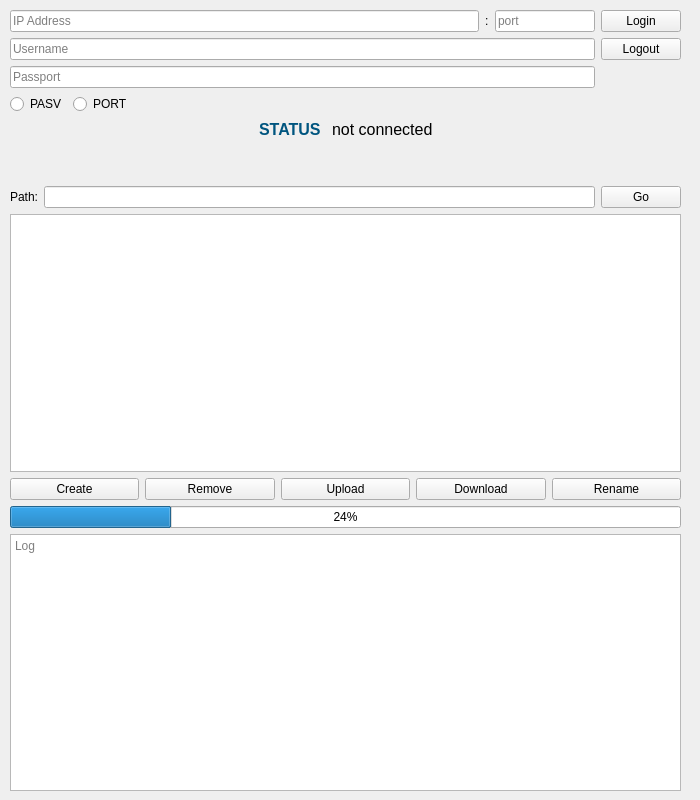
Before: the Qt Designer form tcp/client/form.ui in Kurzheck/FTP_project, drawn with Qt 5.
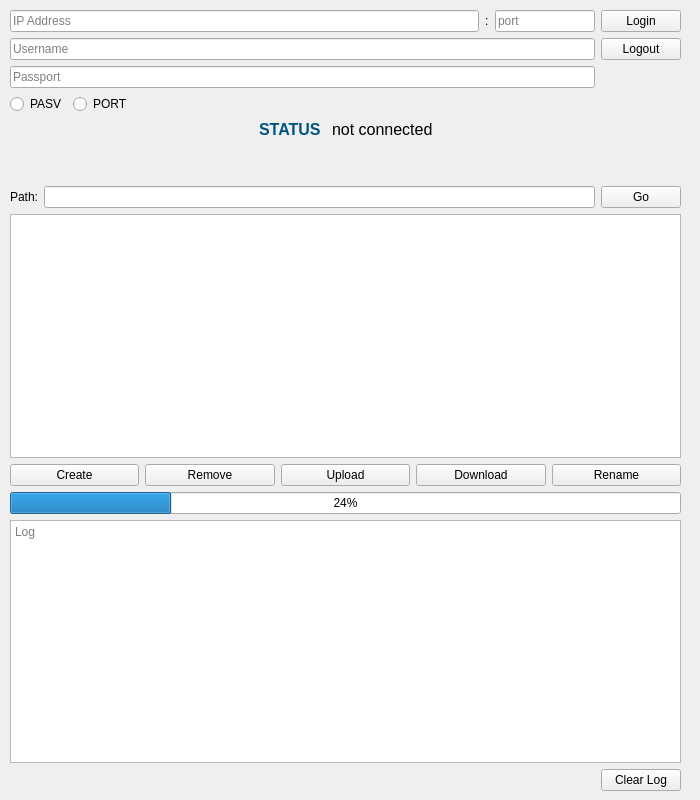
After: the same form once the commit is applied.

Commit message: add clear log button

Diff of the .ui file:
```diff
--- a/tcp/client/form.ui
+++ b/tcp/client/form.ui
@@ -28,7 +28,7 @@
      <height>781</height>
     </rect>
    </property>
-   <layout class="QVBoxLayout" name="verticalLayout" stretch="0,0,0,0,4,0,0,4">
+   <layout class="QVBoxLayout" name="verticalLayout" stretch="0,0,0,0,4,0,0,4,0">
     <property name="sizeConstraint">
      <enum>QLayout::SetDefaultConstraint</enum>
     </property>
@@ -351,6 +351,30 @@
       </property>
      </widget>
     </item>
+    <item>
+     <layout class="QHBoxLayout" name="horizontalLayout_7">
+      <item>
+       <spacer name="horizontalSpacer_4">
+        <property name="orientation">
+         <enum>Qt::Horizontal</enum>
+        </property>
+        <property name="sizeHint" stdset="0">
+         <size>
+          <width>40</width>
+          <height>20</height>
+         </size>
+        </property>
+       </spacer>
+      </item>
+      <item>
+       <widget class="QPushButton" name="pushButton_clear_log">
+        <property name="text">
+         <string>Clear Log</string>
+        </property>
+       </widget>
+      </item>
+     </layout>
+    </item>
    </layout>
   </widget>
  </widget>
```
